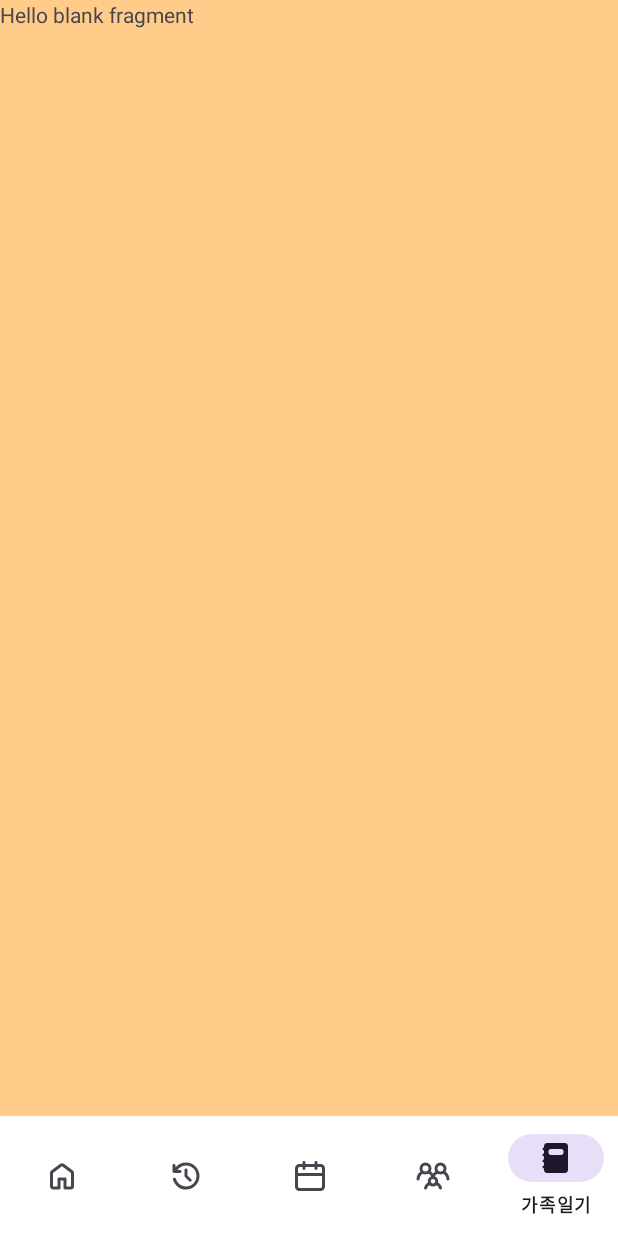
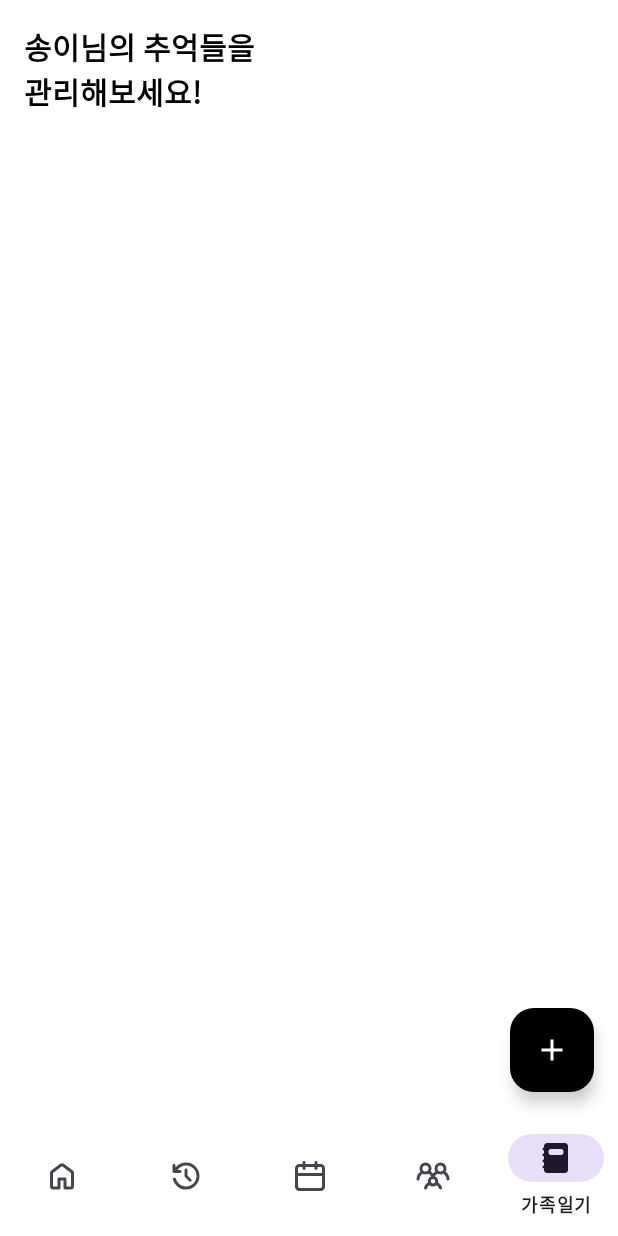
Before and after one commit to goorm4-A/WooriGa-FE, an Android app: the screen it shows after launch (MainActivity), item 5 of the bottom bar chosen, on a phone screen of 412 x 824 dp. Run offline under Robolectric (Android 15) with nearby library versions, the phone set to English and light mode, and no system bars.

Commit message:
[FEAT] 가족 일기

```diff
--- a/app/src/main/res/layout/fragment_family_diary.xml
+++ b/app/src/main/res/layout/fragment_family_diary.xml
@@ -1,15 +1,96 @@
 <?xml version="1.0" encoding="utf-8"?>
-<FrameLayout xmlns:android="http://schemas.android.com/apk/res/android"
+<RelativeLayout xmlns:android="http://schemas.android.com/apk/res/android"
     xmlns:tools="http://schemas.android.com/tools"
+    android:id="@+id/family_diary_fragment"
     android:layout_width="match_parent"
     android:layout_height="match_parent"
-    tools:context=".FamilyDiaryFragment">
+    android:background="#FFFFFF"
+    xmlns:app="http://schemas.android.com/apk/res-auto">
 
-    <!-- TODO: Update blank fragment layout -->
+    <!-- 가족 선택 Spinner -->
+    <!--    <Spinner-->
+    <!--        android:id="@+id/spinner_family_select"-->
+    <!--        android:layout_width="wrap_content"-->
+    <!--        android:layout_height="wrap_content"-->
+    <!--        android:layout_alignParentEnd="true"-->
+    <!--        android:layout_marginTop="16dp"-->
+    <!--        android:layout_marginEnd="16dp"-->
+    <!--        android:background="@drawable/spinner_background"-->
+    <!--        android:padding="8dp" />-->
+
+    <!-- 제목 -->
     <TextView
-        android:layout_width="match_parent"
-        android:layout_height="match_parent"
-        android:text="@string/hello_blank_fragment"
-        android:background="#FFCC8A"/>
+        android:id="@+id/text_title"
+        android:layout_width="wrap_content"
+        android:layout_height="wrap_content"
+        android:layout_marginStart="16dp"
+        android:layout_marginTop="16dp"
+        android:text="송이님의 추억들을\n관리해보세요!"
+        android:textSize="20sp"
+        android:textStyle="bold"
+        android:textColor="#000000" />
 
-</FrameLayout>
+    <!-- 검색창 -->
+<!--    <LinearLayout-->
+<!--        android:id="@+id/search_layout"-->
+<!--        android:layout_width="match_parent"-->
+<!--        android:layout_height="48dp"-->
+<!--        android:layout_below="@id/text_title"-->
+<!--        android:layout_margin="16dp"-->
+<!--        android:orientation="horizontal"-->
+<!--        android:background="@drawable/search_background"-->
+<!--        android:gravity="center_vertical">-->
+
+<!--        <ImageView-->
+<!--            android:layout_width="24dp"-->
+<!--            android:layout_height="24dp"-->
+<!--            android:layout_marginStart="12dp"-->
+<!--            android:src="@drawable/ic_add"-->
+<!--            app:tint="#000000" />-->
+
+<!--        <EditText-->
+<!--            android:id="@+id/edit_search"-->
+<!--            android:layout_width="0dp"-->
+<!--            android:layout_weight="1"-->
+<!--            android:layout_height="wrap_content"-->
+<!--            android:hint="결혼식"-->
+<!--            android:background="@android:color/transparent"-->
+<!--            android:paddingStart="8dp" />-->
+
+<!--        <Button-->
+<!--            android:id="@+id/btn_search"-->
+<!--            android:layout_width="wrap_content"-->
+<!--            android:layout_height="wrap_content"-->
+<!--            android:text="검색"-->
+<!--            android:textColor="#FFFFFF"-->
+<!--            android:backgroundTint="#000000"-->
+<!--            android:layout_marginEnd="1dp" />-->
+<!--    </LinearLayout>-->
+
+    <!-- 다이어리 목록 (GridView or RecyclerView) -->
+<!--    <androidx.recyclerview.widget.RecyclerView-->
+<!--        android:id="@+id/recycler_diary"-->
+<!--        android:layout_width="match_parent"-->
+<!--        android:layout_height="0dp"-->
+<!--        android:layout_below="@id/search_layout"-->
+<!--        android:layout_marginHorizontal="16dp"-->
+<!--        android:clipToPadding="false"-->
+<!--        android:paddingBottom="100dp"-->
+<!--        android:overScrollMode="never"-->
+<!--        tools:listitem="@layout/item_diary_card" />-->
+
+    <!-- 플로팅 버튼 -->
+    <com.google.android.material.floatingactionbutton.FloatingActionButton
+        android:id="@+id/fab_add"
+        android:layout_width="wrap_content"
+        android:layout_height="wrap_content"
+        android:layout_alignParentBottom="true"
+        android:layout_alignParentEnd="true"
+        android:layout_margin="16dp"
+        android:src="@drawable/ic_add"
+        android:contentDescription="추억 추가"
+        app:backgroundTint="#000000"
+        app:tint="#FFFFFF"
+        app:fabSize="mini"/>
+
+</RelativeLayout>
```
